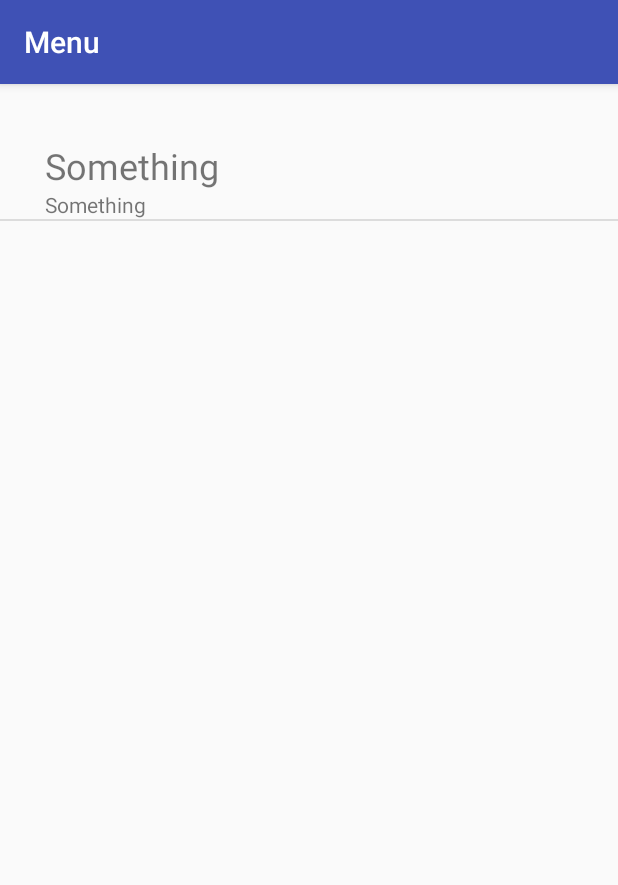
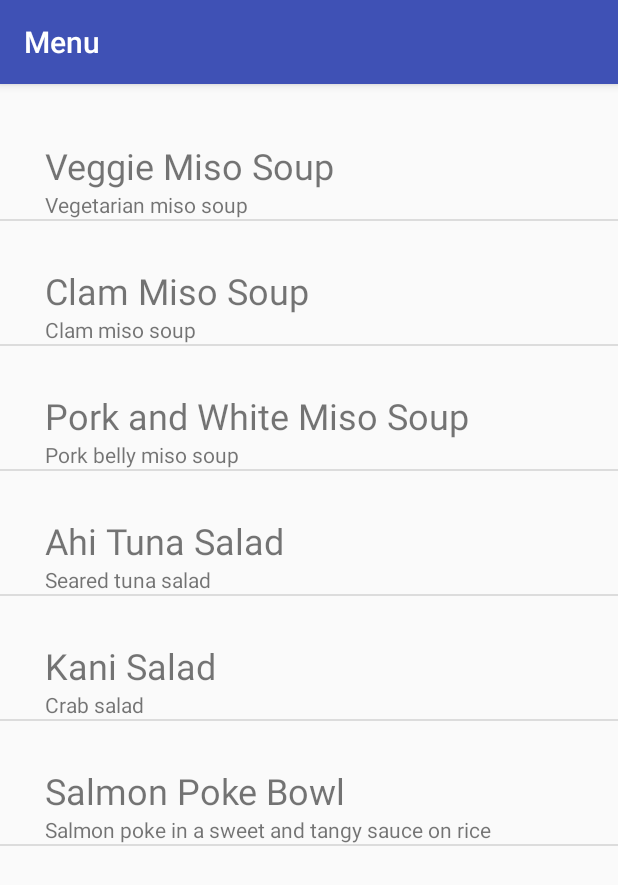
Before and after one commit to LucMurakami/UmiSushiApp, an Android app: the screen it shows after launch (SubMenus), after a tap on "Soup and Salad", on a phone screen of 412 x 824 dp. Shown: the top 885 px of the screen. Run offline under Robolectric (Android 15) with nearby library versions, the phone set to English and light mode, and no system bars.

Commit message:
Add Appetizer, Soup & Salad, and Rolls to strings.xml

```diff
--- a/app/src/main/res/values/strings.xml
+++ b/app/src/main/res/values/strings.xml
@@ -25,27 +25,60 @@
     </string-array>
 
     <string-array name="appetizer_items">
-        <item>Something</item>
+        <item>Agedashi Tofu</item>
+        <item>Ebi Sunomono</item>
+        <item>Chawanmushi</item>
+        <item>Gomaae</item>
+        <item>Chicken Karaage</item>
+        <item>Takoyaki</item>
     </string-array>
 
     <string-array name="appetizer_descriptions">
-        <item>Something</item>
+        <item>Fried tofu served in sauce</item>
+        <item>Prawns and sliced veggies served in a vinaigrette sauce</item>
+        <item>Veggies and shiitake mushrooms in an egg custard</item>
+        <item>Spinach and peanut butter medley</item>
+        <item>Fried chicken</item>
+        <item>Octopus in a dough-battered grilled ball</item>
     </string-array>
 
     <string-array name="soup_salad_items">
-        <item>Something</item>
+        <item>Veggie Miso Soup</item>
+        <item>Clam Miso Soup</item>
+        <item>Pork and White Miso Soup</item>
+        <item>Ahi Tuna Salad</item>
+        <item>Kani Salad</item>
+        <item>Salmon Poke Bowl</item>
     </string-array>
 
     <string-array name="soup_salad_descriptions">
-        <item>Something</item>
+        <item>Vegetarian miso soup</item>
+        <item>Clam miso soup</item>
+        <item>Pork belly miso soup</item>
+        <item>Seared tuna salad</item>
+        <item>Crab salad</item>
+        <item>Salmon poke in a sweet and tangy sauce on rice</item>
     </string-array>
 
     <string-array name="rolls_items">
-        <item>Something</item>
+        <item>Avocado Roll</item>
+        <item>Calamari Roll</item>
+        <item>Tuna Roll</item>
+        <item>Rainbow Roll</item>
+        <item>Sunset Roll</item>
+        <item>Philadelphia Roll</item>
+        <item>Volcano Roll</item>
+        <item>Assorted Battera</item>
     </string-array>
 
     <string-array name="rolls_descriptions">
-        <item>Something</item>
+        <item>Avocado and tuna roll with spicy sauce</item>
+        <item>Calamari and salmon deep-fried roll</item>
+        <item>Spicy tuna roll</item>
+        <item>Salmon, seaweed, and cucumber roll</item>
+        <item>Salmon, tuna, red snapper, and cucumber roll</item>
+        <item>Salmon, cream cheese, and avocado roll</item>
+        <item>Assorted fish battera pressed sushi</item>
     </string-array>
 
     <string-array name="sashimi_items">
```
